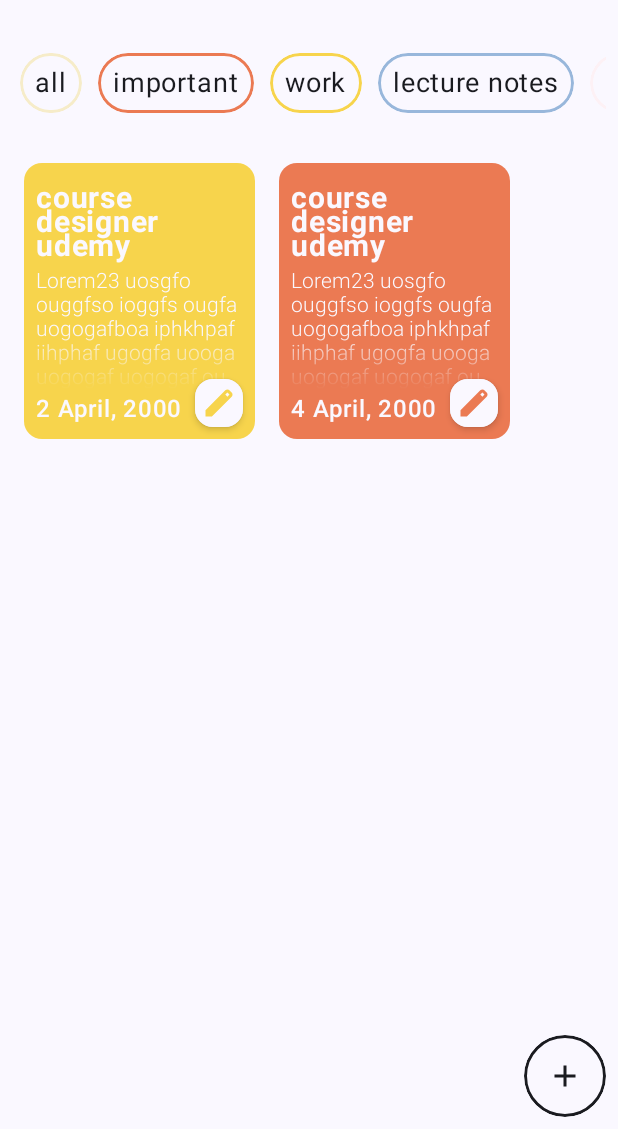
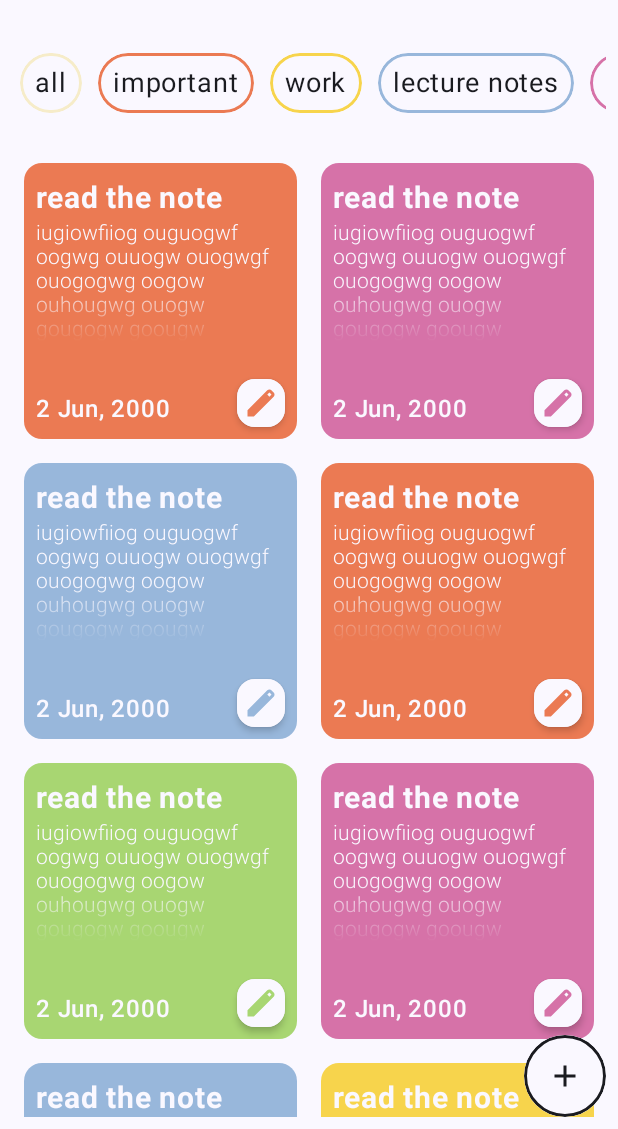
Before and after one commit to wallacesintra/NoteDown, an Android app built with Jetpack Compose: the screen it shows after launch (MainActivity), on a phone screen of 412 x 824 dp, the part 107-1236 px from its top. Run offline under Robolectric (Android 15) with nearby library versions, the phone set to English and light mode, and no system bars; our stand-ins replace Room's generated code.

```diff
--- a/app/src/main/AndroidManifest.xml
+++ b/app/src/main/AndroidManifest.xml
@@ -3,6 +3,7 @@
     xmlns:tools="http://schemas.android.com/tools">
 
     <application
+        android:name=".NoteApp"
         android:allowBackup="true"
         android:dataExtractionRules="@xml/data_extraction_rules"
         android:fullBackupContent="@xml/backup_rules"
--- a/app/src/main/java/com/example/notedown/MainActivity.kt
+++ b/app/src/main/java/com/example/notedown/MainActivity.kt
@@ -13,6 +13,7 @@ import androidx.compose.ui.Modifier
 import androidx.compose.ui.tooling.preview.Preview
 import com.example.notedown.presentation.components.Note
 import com.example.notedown.presentation.components.NoteCard
+import com.example.notedown.presentation.models.NoteModel
 import com.example.notedown.presentation.screens.Home
 import com.example.notedown.presentation.theme.NoteDownTheme
 
@@ -26,25 +27,24 @@ class MainActivity : ComponentActivity() {
                     modifier = Modifier.fillMaxSize(),
                     color = MaterialTheme.colorScheme.background
                 ) {
-//                    Row(
-//                        modifier = Modifier.fillMaxSize()
-//                    ) {
-//                        NoteCard(
-//                            title = "course designer udemy",
-//                            notes = "Lorem23 uosgfo ouggfso ioggfs ougfa uogogafboa iphkhpaf iihphaf ugogfa uooga uogogaf uogogaf ougogaf ouogaf",
-//                            date = "2 April, 2000"
-//                        )
-//                        NoteCard(
-//                            title = "course designer udemy",
-//                            notes = "Lorem23 uosgfo ouggfso ioggfs ougfa uogogafboa iphkhpaf iihphaf ugogfa uooga uogogaf uogogaf ougogaf ouogaf",
-//                            date = "4 April, 2000"
-//                        )
-//
-//
-//                    }
-//                    Greeting("Android")
-//                    Note()
-                    Home()
+
+                    val noteList = listOf(
+                        NoteModel("read the note", notes = "iugiowfiiog ouguogwf oogwg ouuogw ouogwgf ouogogwg oogow ouhougwg ouogw gougogw goougw ", "important"),
+                        NoteModel("read the note", notes = "iugiowfiiog ouguogwf oogwg ouuogw ouogwgf ouogogwg oogow ouhougwg ouogw gougogw goougw ", "random"),
+                        NoteModel("read the note", notes = "iugiowfiiog ouguogwf oogwg ouuogw ouogwgf ouogogwg oogow ouhougwg ouogw gougogw goougw ", "lecture notes"),
+                        NoteModel("read the note", notes = "iugiowfiiog ouguogwf oogwg ouuogw ouogwgf ouogogwg oogow ouhougwg ouogw gougogw goougw ", "important"),
+                        NoteModel("read the note", notes = "iugiowfiiog ouguogwf oogwg ouuogw ouogwgf ouogogwg oogow ouhougwg ouogw gougogw goougw ", "shopping list"),
+                        NoteModel("read the note", notes = "iugiowfiiog ouguogwf oogwg ouuogw ouogwgf ouogogwg oogow ouhougwg ouogw gougogw goougw ", "random"),
+                        NoteModel("read the note", notes = "iugiowfiiog ouguogwf oogwg ouuogw ouogwgf ouogogwg oogow ouhougwg ouogw gougogw goougw ", "lecture notes"),
+                        NoteModel("read the note", notes = "iugiowfiiog ouguogwf oogwg ouuogw ouogwgf ouogogwg oogow ouhougwg ouogw gougogw goougw ", "work"),
+                        NoteModel("read the note", notes = "iugiowfiiog ouguogwf oogwg ouuogw ouogwgf ouogogwg oogow ouhougwg ouogw gougogw goougw ", "lecture notes"),
+                        NoteModel("read the note", notes = "iugiowfiiog ouguogwf oogwg ouuogw ouogwgf ouogogwg oogow ouhougwg ouogw gougogw goougw ", "work"),
+                        NoteModel("read the note", notes = "iugiowfiiog ouguogwf oogwg ouuogw ouogwgf ouogogwg oogow ouhougwg ouogw gougogw goougw ", "random"),
+
+
+                    )
+
+                    Home(noteList)
                 }
             }
         }
--- /dev/null
+++ b/app/src/main/java/com/example/notedown/NoteApp.kt
@@ -0,0 +1,14 @@
+package com.example.notedown
+
+import android.app.Application
+import com.example.notedown.data.AppContainer
+import com.example.notedown.data.DefaultContainer
+
+class NoteApp: Application() {
+    lateinit var container: AppContainer
+
+    override fun onCreate() {
+        super.onCreate()
+        container = DefaultContainer(this)
+    }
+}
--- a/app/src/main/java/com/example/notedown/data/AppContainer.kt
+++ b/app/src/main/java/com/example/notedown/data/AppContainer.kt
@@ -2,7 +2,7 @@ package com.example.notedown.data
 
 import android.content.Context
 import androidx.room.Room
-import com.example.notedown.data.remote.NoteDatabase
+import com.example.notedown.data.local.NoteDatabase
 
 interface AppContainer {
     val noteDatabase: NoteDatabase
--- a/app/src/main/java/com/example/notedown/data/remote/NoteDao.kt
+++ b/app/src/main/java/com/example/notedown/data/local/NoteDao.kt
@@ -1,4 +1,4 @@
-package com.example.notedown.data.remote
+package com.example.notedown.data.local
 
 import androidx.room.Dao
 import androidx.room.Delete
--- a/app/src/main/java/com/example/notedown/data/remote/NoteDatabase.kt
+++ b/app/src/main/java/com/example/notedown/data/local/NoteDatabase.kt
@@ -1,4 +1,4 @@
-package com.example.notedown.data.remote
+package com.example.notedown.data.local
 
 import androidx.room.Database
 import androidx.room.RoomDatabase
--- a/app/src/main/java/com/example/notedown/data/remote/NoteEntity.kt
+++ b/app/src/main/java/com/example/notedown/data/local/NoteEntity.kt
@@ -1,12 +1,15 @@
-package com.example.notedown.data.remote
+package com.example.notedown.data.local
 
 import androidx.room.Entity
 import androidx.room.PrimaryKey
+
+import java.util.Date
 
 @Entity
 data class NoteEntity(
     val title: String,
     val note: String,
     val category: String,
+//    val time: Date,
     @PrimaryKey(autoGenerate = true) val id:Int? = null
 )
--- a/app/src/main/java/com/example/notedown/presentation/components/BtnAddNote.kt
+++ b/app/src/main/java/com/example/notedown/presentation/components/BtnAddNote.kt
@@ -1,6 +1,9 @@
 package com.example.notedown.presentation.components
 
 import androidx.compose.animation.AnimatedVisibility
+import androidx.compose.animation.animateContentSize
+import androidx.compose.animation.core.Spring
+import androidx.compose.animation.core.spring
 import androidx.compose.foundation.background
 import androidx.compose.foundation.border
 import androidx.compose.foundation.clickable
@@ -35,6 +38,7 @@ import androidx.compose.ui.unit.dp
 import androidx.compose.ui.unit.sp
 import com.example.notedown.R
 import com.example.notedown.presentation.models.allCategories
+import com.example.notedown.presentation.util.colorMap
 
 
 @Preview(showBackground = true, showSystemUi = true)
@@ -52,13 +56,19 @@ fun BtnAddNote(
             .background(MaterialTheme.colorScheme.background)
             .border(2.dp, MaterialTheme.colorScheme.onBackground, RoundedCornerShape(30.dp))
             .padding(12.dp)
+            .animateContentSize(
+                animationSpec = spring(
+                    dampingRatio = Spring.DampingRatioHighBouncy,
+                    stiffness = Spring.StiffnessLow
+                )
+            )
     ) {
         AnimatedVisibility(visible = expanded) {
             Column {
                 for (i in allCategories.drop(1)){
                     AddCategoryCard(
                         category = i.type,
-                        cardColor =i.color,
+//                        cardColor =i.color,
                     )
                 }
             }
@@ -83,9 +93,11 @@ fun BtnAddNote(
 @Composable
 fun AddCategoryCard(
     category: String,
-    cardColor:Color,
     onClick: () -> Unit = {}
 ){
+
+    val cardColor = colorMap[category] ?: Color(0xFFA8D672)
+
     Box(
         contentAlignment = Alignment.Center,
         modifier = Modifier
--- a/app/src/main/java/com/example/notedown/presentation/components/CategoryCard.kt
+++ b/app/src/main/java/com/example/notedown/presentation/components/CategoryCard.kt
@@ -1,6 +1,9 @@
 package com.example.notedown.presentation.components
 
 import androidx.compose.animation.AnimatedVisibility
+import androidx.compose.animation.animateContentSize
+import androidx.compose.animation.core.Spring
+import androidx.compose.animation.core.spring
 import androidx.compose.foundation.background
 import androidx.compose.foundation.border
 import androidx.compose.foundation.clickable
@@ -25,16 +28,19 @@ import androidx.compose.ui.graphics.Color
 import androidx.compose.ui.tooling.preview.Preview
 import androidx.compose.ui.unit.dp
 import androidx.compose.ui.unit.sp
-
+import com.example.notedown.presentation.util.colorMap
 
 
 @Composable
 fun CategoryCard(
     category: String,
-    cardColor: Color,
+//    cardColor: Color,
     isActive: Boolean,
     count: Int
 ){
+     val cardColor = colorMap[category] ?: Color(0xFFA8D672)
+
+
     var active by remember {
         mutableStateOf(isActive)
     }
@@ -49,6 +55,12 @@ fun CategoryCard(
             .clickable(
                 onClick = { active = !active }
             )
+//            .animateContentSize(
+//                animationSpec = spring(
+//                    dampingRatio = Spring.DampingRatioHighBouncy,
+//                    stiffness = Spring.StiffnessLow
+//                )
+//            )
 
     ) {
         Row(
@@ -75,5 +87,5 @@ fun CategoryCard(
 @Preview(showSystemUi = true, showBackground = true)
 @Composable
 fun PreviewCategoryCard(){
-    CategoryCard(category = "all", Color.Yellow, true, 5)
+    CategoryCard(category = "all", true, 5)
 }
--- a/app/src/main/java/com/example/notedown/presentation/components/NoteCard.kt
+++ b/app/src/main/java/com/example/notedown/presentation/components/NoteCard.kt
@@ -6,6 +6,7 @@ import androidx.compose.animation.animateColorAsState
 import androidx.compose.animation.core.animateValueAsState
 import androidx.compose.foundation.BorderStroke
 import androidx.compose.foundation.background
+import androidx.compose.foundation.border
 import androidx.compose.foundation.clickable
 import androidx.compose.foundation.layout.Box
 import androidx.compose.foundation.layout.Column
@@ -49,6 +50,7 @@ import androidx.compose.ui.tooling.preview.Preview
 import androidx.compose.ui.unit.dp
 import androidx.compose.ui.unit.sp
 import com.example.notedown.R
+import com.example.notedown.presentation.util.colorMap
 
 
 @Composable
@@ -56,23 +58,26 @@ fun NoteCard(
     title: String,
     notes: String,
     date: String,
-    cardColor: Color
+    category: String,
 ){
+
+    val color = colorMap[category] ?: Color(0xFFA8D672)
+
     Card(
         colors = CardDefaults.cardColors(
-            containerColor = cardColor
+            containerColor = color
         ),
         modifier = Modifier
             .width(170.dp)
             .height(200.dp)
             .padding(8.dp)
+//            .border(2.dp, MaterialTheme.colorScheme.onBackground, RoundedCornerShape(8.dp))
     ) {
+
         var editable by remember{
             mutableStateOf(false)
         }
-//        val editColor:Color by animateColorAsState( if (editable) MaterialTheme.colorScheme.error else MaterialTheme.colorScheme.background,
-//            label = "edit color"
-//        )
+
         Box(
             modifier = Modifier.padding(8.dp)
         ) {
@@ -138,7 +143,7 @@ fun NoteCard(
                         modifier = Modifier.clickable(
                             onClick = { editable = !editable}
                         ),
-                        tint = cardColor
+                        tint = color
                     )
                 }
             }
@@ -154,7 +159,8 @@ fun NoteCardPreview(){
         title = "course designer udemy",
         notes = "Lorem23 uosgfo ouggfso ioggfs ougfa uogogafboa iphkhpaf iihphaf ugogfa uooga uogogaf uogogaf ougogaf ouogaf",
         date = "2 April, 2000",
-        cardColor = Color(0xFFF7D44C)
+        category = "important"
+
     )
 
 }
--- /dev/null
+++ b/app/src/main/java/com/example/notedown/presentation/models/HomeModel.kt
@@ -0,0 +1,5 @@
+package com.example.notedown.presentation.models
+
+data class HomeModel(
+   val  noteList: List<NoteModel> = emptyList()
+)
--- /dev/null
+++ b/app/src/main/java/com/example/notedown/presentation/models/NoteModel.kt
@@ -0,0 +1,10 @@
+package com.example.notedown.presentation.models
+
+import java.util.Date
+
+data class NoteModel(
+    val title: String = "",
+    val notes: String = "",
+    val category: String = ""
+//    val time: Date? = null
+)
--- a/app/src/main/java/com/example/notedown/presentation/screens/Home.kt
+++ b/app/src/main/java/com/example/notedown/presentation/screens/Home.kt
@@ -7,6 +7,9 @@ import androidx.compose.foundation.layout.Row
 import androidx.compose.foundation.layout.fillMaxSize
 import androidx.compose.foundation.layout.padding
 import androidx.compose.foundation.lazy.LazyRow
+import androidx.compose.foundation.lazy.grid.GridCells
+import androidx.compose.foundation.lazy.grid.LazyVerticalGrid
+import androidx.compose.foundation.lazy.grid.items
 import androidx.compose.foundation.lazy.items
 import androidx.compose.material3.MaterialTheme
 import androidx.compose.material3.Text
@@ -22,12 +25,14 @@ import com.example.notedown.R
 import com.example.notedown.presentation.components.BtnAddNote
 import com.example.notedown.presentation.components.CategoryCard
 import com.example.notedown.presentation.components.NoteCard
+import com.example.notedown.presentation.models.NoteModel
 import com.example.notedown.presentation.models.allCategories
 import com.example.notedown.presentation.models.categories
 
-@Preview(showBackground = true, showSystemUi = true)
 @Composable
-fun Home(){
+fun Home(
+    noteList: List<NoteModel>
+){
     Box {
         Column(
             modifier = Modifier
@@ -49,7 +54,6 @@ fun Home(){
                 items(allCategories) { item ->
                     CategoryCard(
                         category = item.type,
-                        cardColor = item.color,
                         isActive = item.active,
                         count = item.count ?: 0
                     )
@@ -57,19 +61,18 @@ fun Home(){
 
             }
 
-            Row {
-                NoteCard(
-                    title = "course designer udemy",
-                    notes = "Lorem23 uosgfo ouggfso ioggfs ougfa uogogafboa iphkhpaf iihphaf ugogfa uooga uogogaf uogogaf ougogaf ouogaf",
-                    date = "2 April, 2000",
-                    cardColor = Color(0xFFF7D44C)
-                )
-                NoteCard(
-                    title = "course designer udemy",
-                    notes = "Lorem23 uosgfo ouggfso ioggfs ougfa uogogafboa iphkhpaf iihphaf ugogfa uooga uogogaf uogogaf ougogaf ouogaf",
-                    date = "4 April, 2000",
-                    cardColor = Color(0xFFEB7A53)
-                )
+            LazyVerticalGrid(
+                columns = GridCells.Adaptive(minSize = 160.dp)
+            ) {
+                items(noteList) {item: NoteModel ->
+                    NoteCard(
+                        title =item.title,
+                        notes = item.notes,
+                        date = "2 Jun, 2000",
+                        category = item.category
+                    )
+                }
+
             }
         }
 
--- /dev/null
+++ b/app/src/main/java/com/example/notedown/presentation/util/ColorMap.kt
@@ -0,0 +1,12 @@
+package com.example.notedown.presentation.util
+
+import androidx.compose.ui.graphics.Color
+
+val colorMap = mapOf(
+    "all" to Color(0xFFF6ECC9),
+    "important" to Color(0xFFEB7A53),
+    "work" to Color(0xFFF7D44C),
+    "lecture notes" to Color(0xFF98B7DB),
+    "random" to Color(0xFFD672A8),
+    "shopping list" to Color(0xFFA8D672)
+)
--- /dev/null
+++ b/app/src/main/java/com/example/notedown/presentation/viewmodels/HomeViewModel.kt
@@ -0,0 +1,7 @@
+package com.example.notedown.presentation.viewmodels
+
+import androidx.lifecycle.ViewModel
+
+class HomeViewModel() : ViewModel(){
+
+}
```
